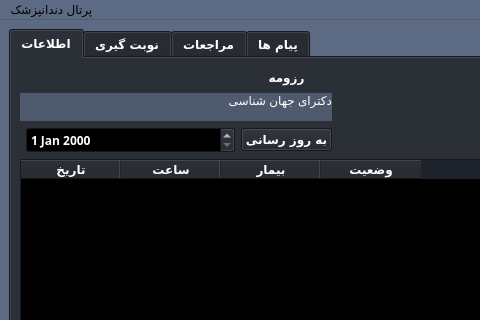
This is DocPortal.ui in elsobhano/python_AP_fina as Qt 5 draws it before an edit; both pictures show x 0 to 480 and y 0 to 320 of the 980 by 820 pixel window. The edited form follows.
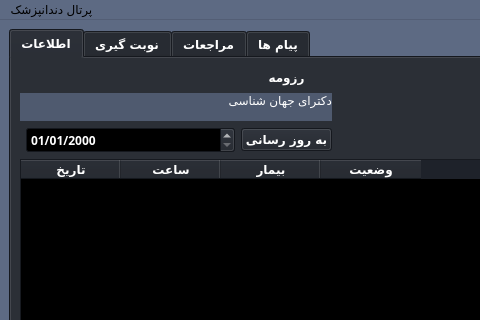
This is the edited form.

Commit message: portal doctro

```diff
--- a/DocPortal.ui
+++ b/DocPortal.ui
@@ -1522,7 +1522,11 @@
            </widget>
           </item>
           <item row="3" column="1">
-           <widget class="QDateEdit" name="dateEdit"/>
+           <widget class="QDateEdit" name="dateEdit">
+            <property name="displayFormat">
+             <string>MM/dd/yyyy</string>
+            </property>
+           </widget>
           </item>
           <item row="3" column="2">
            <widget class="QPushButton" name="updateButton">
```
The commit also changes 1 other file.
